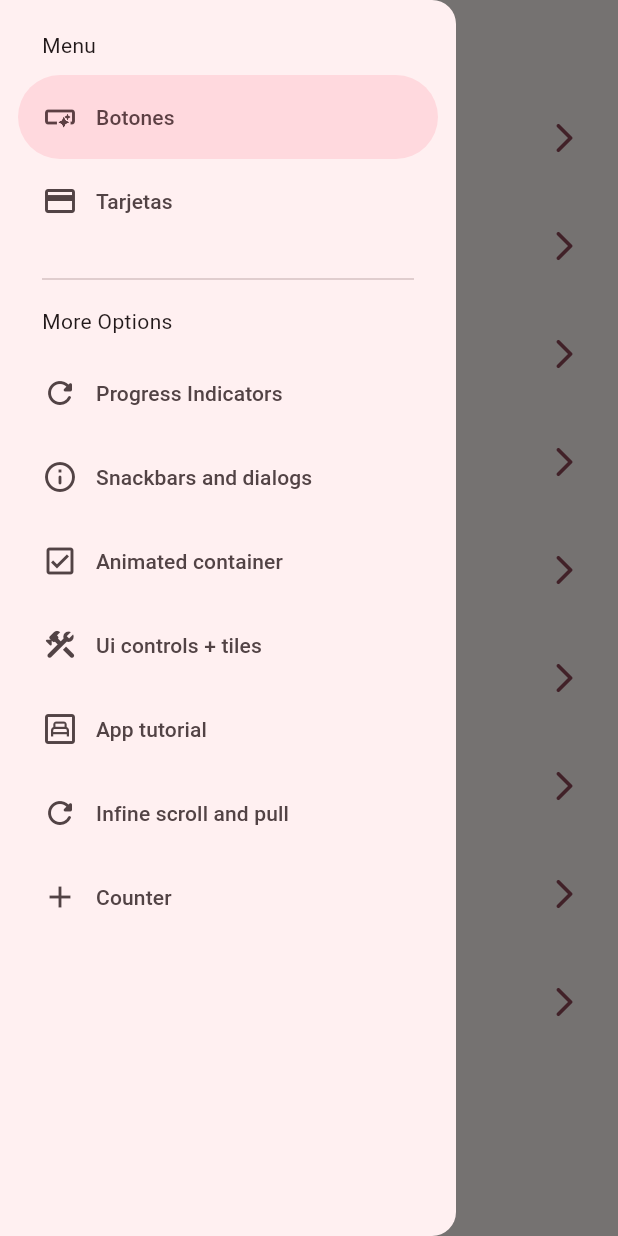
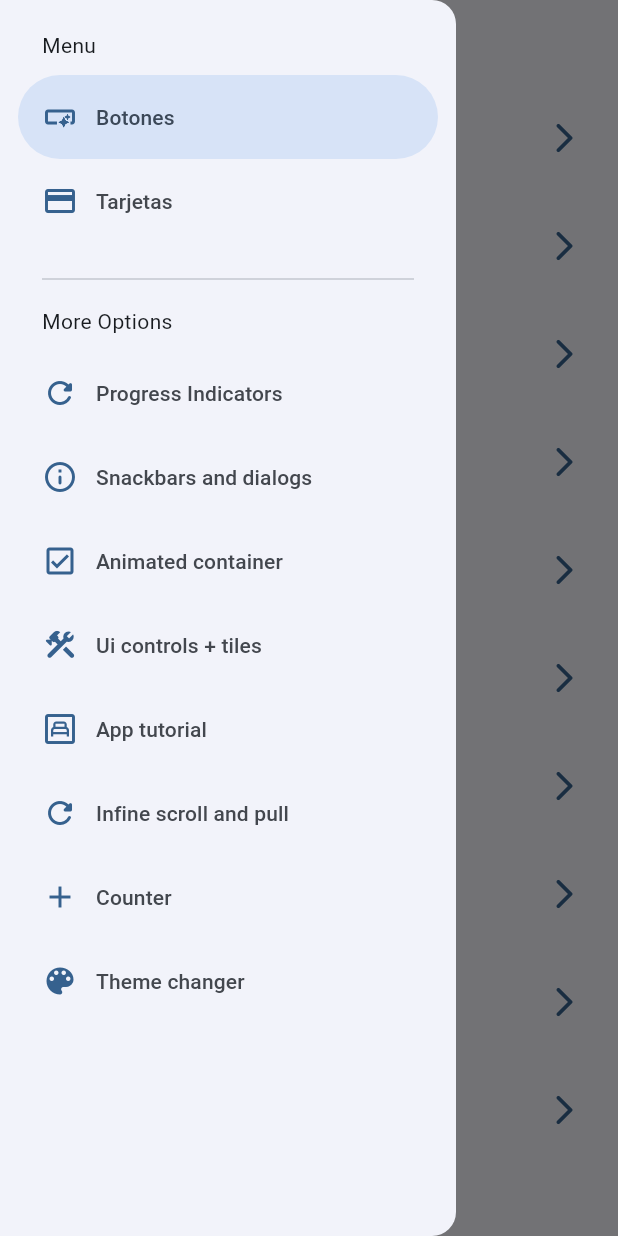
Before and after one commit to ArizHernandez/widgets_app, a Flutter app: the screen it shows after launch, with the side drawer open, on a phone screen of 412 x 824 dp. Run offline on Flutter 3.47's test engine with Material 2 defaults, Android fonts, the phone set to English and light mode, and no system bars; our stand-ins replace animate_do, flutter_riverpod, go_router.

Commit message:
app theme completed v1

```diff
--- a/lib/config/menu/menu_items.dart
+++ b/lib/config/menu/menu_items.dart
@@ -69,4 +69,10 @@ const List<MenuItem> appMenuItems = [
     link: '/counter',
     icon: Icons.add,
   ),
+  MenuItem(
+    title: 'Theme changer',
+    subTitle: 'Change theme',
+    link: '/theme-changer',
+    icon: Icons.color_lens_rounded,
+  ),
 ];
--- a/lib/config/router/app_router.dart
+++ b/lib/config/router/app_router.dart
@@ -55,5 +55,10 @@ final appRouter = GoRouter(
       name: CounterScreen.name,
       builder: (context, state) => const CounterScreen(),
     ),
+    GoRoute(
+      path: "/theme-changer",
+      name: ThemeChangerScreen.name,
+      builder: (context, state) => const ThemeChangerScreen(),
+    ),
   ],
 );
--- a/lib/config/theme/app_theme.dart
+++ b/lib/config/theme/app_theme.dart
@@ -11,13 +11,13 @@ final List<Color> colorList = [
 
 class AppTheme {
   final int selectedColor;
+  final bool isDarkMode;
 
-  AppTheme({
-    this.selectedColor = 0,
-  }) : assert(selectedColor >= 0 && selectedColor < colorList.length,
+  AppTheme({this.selectedColor = 0, required this.isDarkMode})
+      : assert(selectedColor >= 0 && selectedColor < colorList.length,
             "Invalid color index");
 
-  ThemeData getTheme({required bool isDarkMode}) {
+  ThemeData getTheme() {
     return ThemeData(
       useMaterial3: true,
       colorSchemeSeed: colorList[selectedColor],
--- a/lib/main.dart
+++ b/lib/main.dart
@@ -16,11 +16,15 @@ class MyApp extends ConsumerWidget {
   @override
   Widget build(BuildContext context, WidgetRef ref) {
     final isDarkMode = ref.watch(darkModeProvider);
+    final selectedIndexColor = ref.watch(selectedColorProvider);
 
     return MaterialApp.router(
       debugShowCheckedModeBanner: false,
       title: 'Flutter Widgets',
-      theme: AppTheme(selectedColor: 5).getTheme(isDarkMode: isDarkMode),
+      theme: AppTheme(
+        selectedColor: selectedIndexColor,
+        isDarkMode: isDarkMode,
+      ).getTheme(),
       routerConfig: appRouter,
     );
   }
--- a/lib/presentation/providers/theme_provider.dart
+++ b/lib/presentation/providers/theme_provider.dart
@@ -1,3 +1,7 @@
+import 'package:flutter/material.dart';
 import 'package:flutter_riverpod/flutter_riverpod.dart';
+import 'package:widgets_app/config/theme/app_theme.dart';
 
 final darkModeProvider = StateProvider<bool>((ref) => false);
+final colorListProvider = StateProvider<List<Color>>((ref) => colorList);
+final selectedColorProvider = StateProvider<int>((ref) => 0);
--- a/lib/presentation/screens/screens.dart
+++ b/lib/presentation/screens/screens.dart
@@ -1,3 +1,4 @@
+export 'package:widgets_app/presentation/screens/theme_changer/theme_changer_screen.dart';
 export 'package:widgets_app/presentation/screens/counter/counter_screen.dart';
 export 'package:widgets_app/presentation/screens/animated/animated_screen.dart';
 export 'package:widgets_app/presentation/screens/app_tutorial/app_tutorial_screen.dart';
--- a/lib/presentation/widgets/side_menu.dart
+++ b/lib/presentation/widgets/side_menu.dart
@@ -19,19 +19,21 @@ class SideMenu extends StatefulWidget {
 class _SideMenuState extends State<SideMenu> {
   int navDrawerIndex = 0;
 
-  Iterable<NavigationDrawerDestination> getMenuListDrawer(
-      List<MenuItem> menuList) {
-    return menuList.map(
-      (menuItem) => NavigationDrawerDestination(
-        icon: Icon(menuItem.icon),
-        label: Text(menuItem.title),
-      ),
-    );
-  }
-
   @override
   Widget build(BuildContext context) {
+    final colors = Theme.of(context).colorScheme;
+
     final hasNotch = MediaQuery.of(context).viewPadding.top > 35;
+
+    Iterable<NavigationDrawerDestination> getMenuListDrawer(
+        List<MenuItem> menuList) {
+      return menuList.map(
+        (menuItem) => NavigationDrawerDestination(
+          icon: Icon(menuItem.icon, color: colors.primary),
+          label: Text(menuItem.title),
+        ),
+      );
+    }
 
     return NavigationDrawer(
       selectedIndex: navDrawerIndex,
```
Also changed, not shown: lib/presentation/screens/theme_changer/theme_changer_screen.dart (added, +62 -0 lines).
